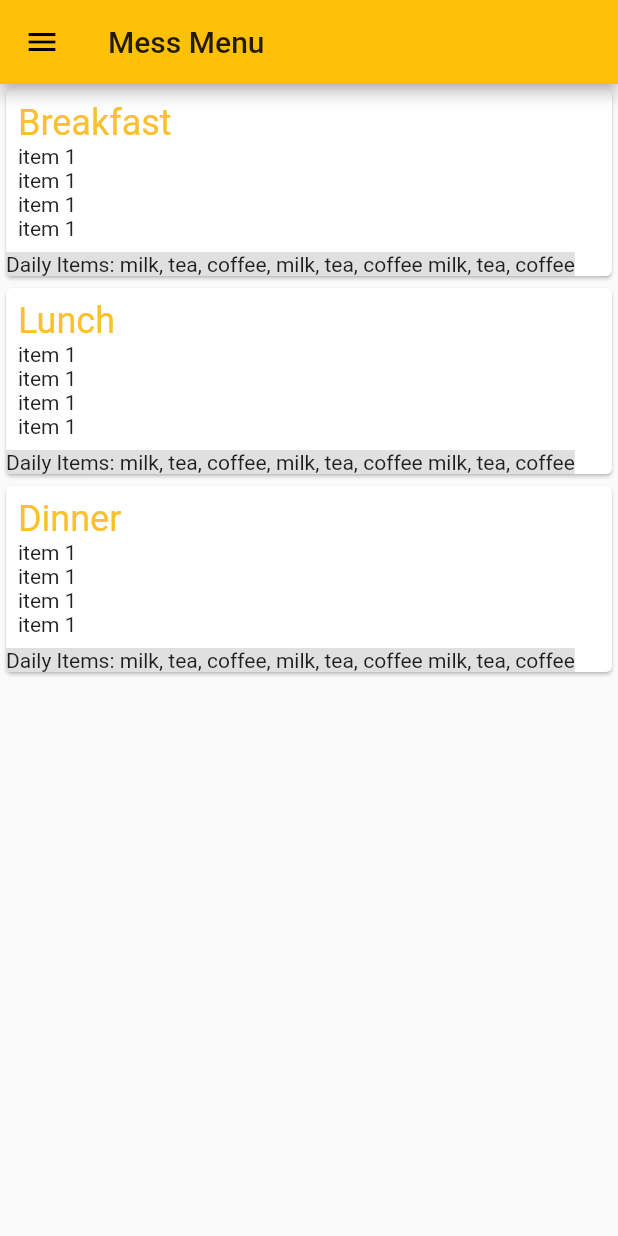
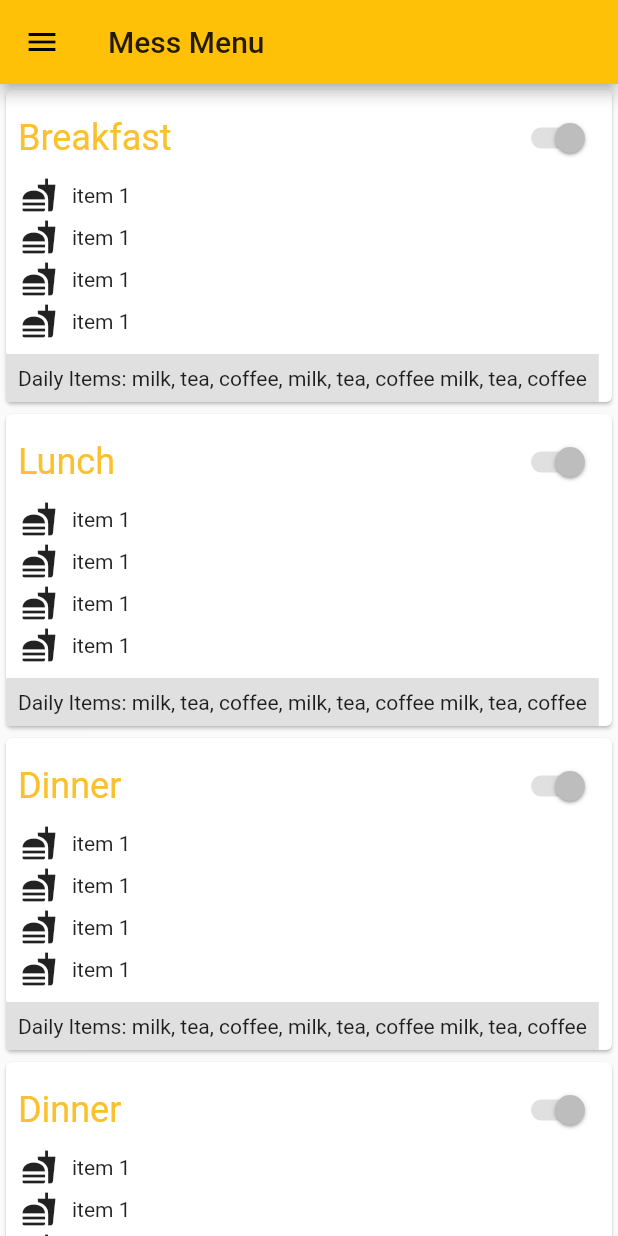
Before and after one commit to mdgspace/appetizer-flutter, a Flutter app: the Home screen opened directly, on a phone screen of 412 x 824 dp. Run offline on Flutter 3.47's test engine with Material 2 defaults, Android fonts, the phone set to English and light mode, and no system bars; our stand-ins replace flare_flutter.

Commit message:
feat: adds completed stateful menu-cards

```diff
--- a/lib/Home.dart
+++ b/lib/Home.dart
@@ -26,6 +26,7 @@ class _MyHomeState extends State<Home> {
   @override
   Widget build(BuildContext context) {
     return Scaffold(
+      resizeToAvoidBottomPadding: false,
       appBar: AppBar(
         title: Text("Mess Menu"),
       ),
@@ -195,23 +196,46 @@ class Menu extends StatefulWidget {
 class _MenuState extends State<Menu> {
   @override
   Widget build(BuildContext context) {
-    return Column(
+    return SingleChildScrollView(
+      child: Column(
         crossAxisAlignment: CrossAxisAlignment.start,
         children: <Widget>[
-        MenuCard('Breakfast', ["item 1", "item 1", "item 1", "item 1"], "milk, tea, coffee, milk, tea, coffee milk, tea, coffee"),
-        MenuCard('Lunch', ["item 1", "item 1", "item 1", "item 1"], "milk, tea, coffee, milk, tea, coffee milk, tea, coffee"),
-        MenuCard('Dinner', ["item 1", "item 1", "item 1", "item 1"], "milk, tea, coffee, milk, tea, coffee milk, tea, coffee"),
+          MenuCard('Breakfast', ["item 1", "item 1", "item 1", "item 1"],
+              "milk, tea, coffee, milk, tea, coffee milk, tea, coffee"),
+          MenuCard('Lunch', ["item 1", "item 1", "item 1", "item 1"],
+              "milk, tea, coffee, milk, tea, coffee milk, tea, coffee"),
+          MenuCard('Dinner', ["item 1", "item 1", "item 1", "item 1"],
+              "milk, tea, coffee, milk, tea, coffee milk, tea, coffee"),
+          MenuCard('Dinner', ["item 1", "item 1", "item 1", "item 1"],
+              "milk, tea, coffee, milk, tea, coffee milk, tea, coffee"),
         ],
+      ),
     );
   }
 }
 
-class MenuCard extends StatelessWidget {
+class MenuCard extends StatefulWidget {
   final String title;
   final List<String> menuItems;
   final String dailyItems;
 
+  bool enabled = true;
+  bool outdated = false;
+
   MenuCard(this.title, this.menuItems, this.dailyItems);
+
+  @override
+  _MenuCardState createState() => _MenuCardState();
+}
+
+class _MenuCardState extends State<MenuCard> {
+  List<Widget> _itemWidgetList() {
+    List<Widget> list = [];
+    widget.menuItems.forEach((item) {
+      list.add(_menuListItem(item));
+    });
+    return list;
+  }
 
   @override
   Widget build(BuildContext context) {
@@ -224,24 +248,51 @@ class MenuCard extends StatelessWidget {
           child: Column(
             crossAxisAlignment: CrossAxisAlignment.start,
             children: <Widget>[
-                  Text(
-                    title,
+              Row(
+                children: <Widget>[
+                  Expanded(
+                    child: Text(
+                      widget.title,
                       style: TextStyle(color: Colors.yellow[700], fontSize: 24),
                     ),
-                  ListView.builder(
-                    shrinkWrap: true,
-                    itemCount: menuItems?.length,
-                    itemBuilder: (context, index) {
-                      return Text(menuItems.elementAt(index));
-                    },
+                  ),
+                  widget.outdated ? Icon(Icons.comment): Switch(value: widget.enabled, onChanged: null),
+                ],
+              ),
+              Column(
+                children: _itemWidgetList(),
               ),
             ],
           ),
         ),
         Container(
             color: Colors.grey[300],
-                child: Text('Daily Items: $dailyItems', textAlign: TextAlign.center,))
+            child: Padding(
+              padding: const EdgeInsets.all(8.0),
+              child: Text(
+                'Daily Items: ${widget.dailyItems}',
+              ),
+            ))
       ],
     ));
   }
+
+  Widget _menuListItem(String itemName) {
+    return Row(
+      children: <Widget>[
+        Padding(
+          padding: const EdgeInsets.fromLTRB(2.0, 2.0, 8.0, 2.0),
+          child: Icon(Icons.fastfood),
+        ),
+        Padding(
+          padding: const EdgeInsets.all(2.0),
+          child: Column(
+            children: <Widget>[
+              Text(itemName),
+            ],
+          ),
+        ),
+      ],
+    );
   }
+}
```
Lines whose indentation alone changed are shown as unchanged.
